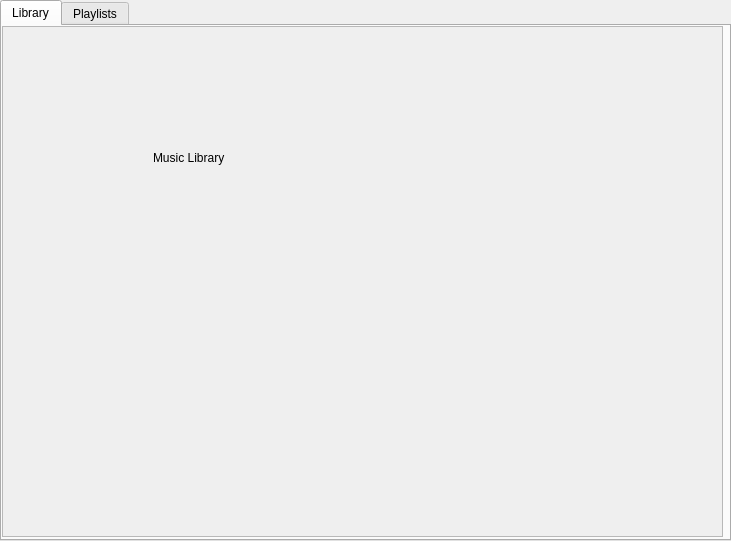
This is client_app/ui/musicSelection.ui in Thaysen01/MyMedia-Capstone-2 as Qt 5 draws it before an edit. The edited form follows.
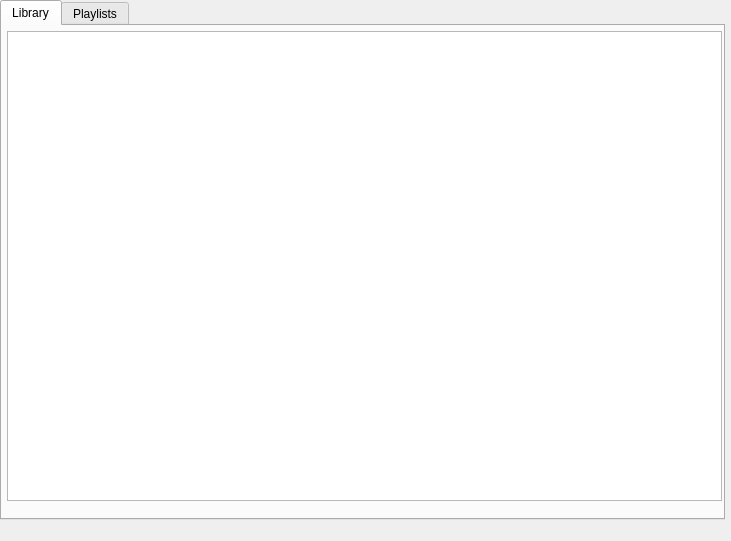
This is the edited form. The open tabs and pages were chosen to show the change.

Commit message: MusicSel has singlular long display per song / Mus.ui has been altered

```diff
--- a/client_app/ui/musicSelection.ui
+++ b/client_app/ui/musicSelection.ui
@@ -30,8 +30,8 @@
     <rect>
      <x>0</x>
      <y>0</y>
-     <width>731</width>
-     <height>541</height>
+     <width>725</width>
+     <height>520</height>
     </rect>
    </property>
    <property name="currentIndex">
@@ -41,41 +41,42 @@
     <attribute name="title">
      <string>Library</string>
     </attribute>
-    <widget class="QScrollArea" name="scrollArea_2">
+    <widget class="QTableWidget" name="musicTable">
      <property name="geometry">
       <rect>
-       <x>0</x>
-       <y>0</y>
-       <width>721</width>
-       <height>511</height>
+       <x>5</x>
+       <y>5</y>
+       <width>715</width>
+       <height>470</height>
       </rect>
      </property>
-     <property name="widgetResizable">
-      <bool>true</bool>
+     <property name="styleSheet">
+      <string notr="true">pane { border: 0; }</string>
      </property>
-     <widget class="QWidget" name="scrollAreaWidgetContents_2">
-      <property name="geometry">
-       <rect>
-        <x>0</x>
-        <y>0</y>
-        <width>719</width>
-        <height>509</height>
-       </rect>
-      </property>
-      <widget class="QLabel" name="label">
-       <property name="geometry">
-        <rect>
-         <x>150</x>
-         <y>120</y>
-         <width>91</width>
-         <height>21</height>
-        </rect>
-       </property>
-       <property name="text">
-        <string>Music Library</string>
-       </property>
-      </widget>
-     </widget>
+     <property name="horizontalScrollBarPolicy">
+      <enum>Qt::ScrollBarAlwaysOff</enum>
+     </property>
+     <property name="editTriggers">
+      <set>QAbstractItemView::NoEditTriggers</set>
+     </property>
+     <property name="rowCount">
+      <number>0</number>
+     </property>
+     <property name="columnCount">
+      <number>0</number>
+     </property>
+     <attribute name="horizontalHeaderVisible">
+      <bool>false</bool>
+     </attribute>
+     <attribute name="horizontalHeaderDefaultSectionSize">
+      <number>702</number>
+     </attribute>
+     <attribute name="horizontalHeaderMinimumSectionSize">
+      <number>56</number>
+     </attribute>
+     <attribute name="verticalHeaderVisible">
+      <bool>false</bool>
+     </attribute>
     </widget>
    </widget>
    <widget class="QWidget" name="tab_2">
```
Left out of the diff: 38 changed lines with no effect on the pictures. The commit also changes 3 other files.
